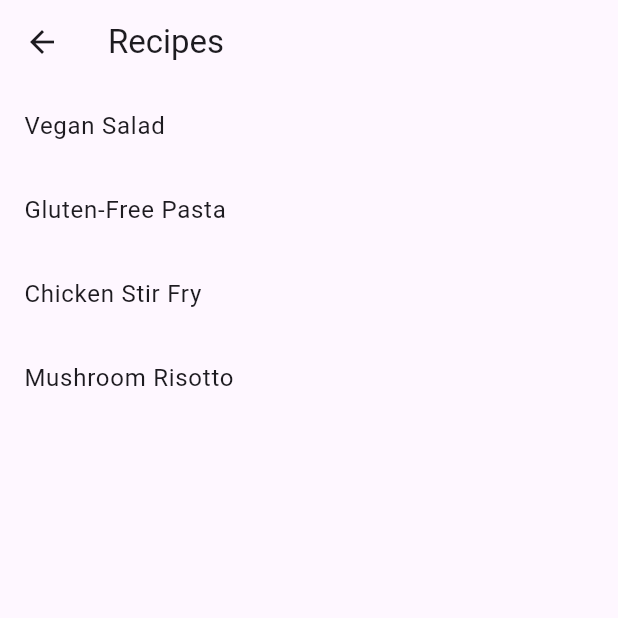
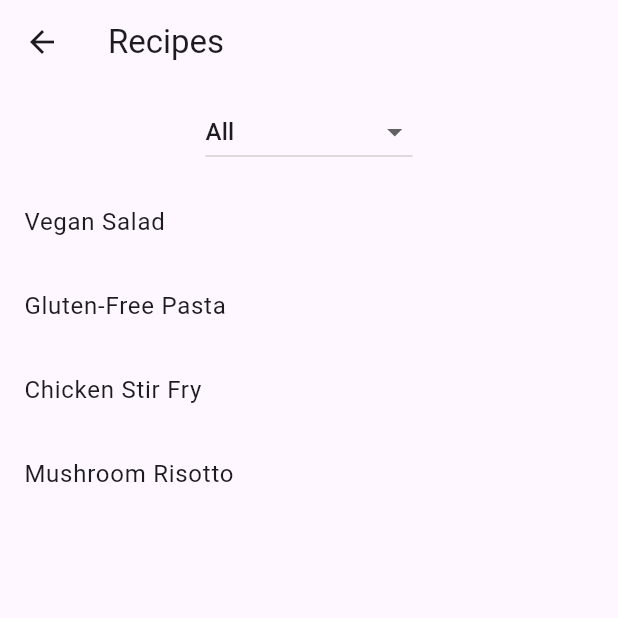
Before and after one commit to sricharan8462/MealandRecipePlanner, a Flutter app: the screen it shows after launch, after a tap on "Browse Recipes", on a phone screen of 412 x 824 dp, the top half of it. Run offline on Flutter 3.47's test engine with Material 3 defaults, Android fonts, the light colour scheme and no system bars.

Commit message:
Added dietary filters to Recipe List

```diff
--- a/lib/screens/recipe_list_screen.dart
+++ b/lib/screens/recipe_list_screen.dart
@@ -1,6 +1,11 @@
 import 'package:flutter/material.dart';
 
-class RecipeListScreen extends StatelessWidget {
+class RecipeListScreen extends StatefulWidget {
+  @override
+  _RecipeListScreenState createState() => _RecipeListScreenState();
+}
+
+class _RecipeListScreenState extends State<RecipeListScreen> {
   final List<String> recipes = [
     "Vegan Salad",
     "Gluten-Free Pasta",
@@ -8,11 +13,30 @@ class RecipeListScreen extends StatelessWidget {
     "Mushroom Risotto"
   ];
 
+  String selectedFilter = "All";
+
   @override
   Widget build(BuildContext context) {
     return Scaffold(
       appBar: AppBar(title: Text('Recipes')),
-      body: ListView.builder(
+      body: Column(
+        children: [
+          Padding(
+            padding: EdgeInsets.all(8.0),
+            child: DropdownButton<String>(
+              value: selectedFilter,
+              items: ["All", "Vegan", "Gluten-Free", "Non-Vegetarian"]
+                  .map((filter) => DropdownMenuItem(value: filter, child: Text(filter)))
+                  .toList(),
+              onChanged: (value) {
+                setState(() {
+                  selectedFilter = value!;
+                });
+              },
+            ),
+          ),
+          Expanded(
+            child: ListView.builder(
               itemCount: recipes.length,
               itemBuilder: (context, index) {
                 return ListTile(
@@ -20,11 +44,14 @@ class RecipeListScreen extends StatelessWidget {
                   onTap: () => Navigator.pushNamed(
                     context,
                     '/recipe-details',
-              arguments: recipes[index], // Pass recipe name
+                    arguments: recipes[index],
                   ),
                 );
               },
             ),
+          ),
+        ],
+      ),
     );
   }
 }
```
Lines whose indentation alone changed are shown as unchanged.
